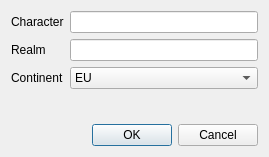
tharibo/armoryretriever, file ArmoryOptionDialog.ui: the form before one commit.
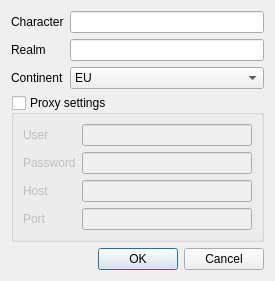
The form after the commit.

Commit message: Added proxy settings

```diff
--- a/ArmoryOptionDialog.ui
+++ b/ArmoryOptionDialog.ui
@@ -5,14 +5,14 @@
    <rect>
     <x>0</x>
     <y>0</y>
-    <width>269</width>
-    <height>157</height>
+    <width>275</width>
+    <height>265</height>
    </rect>
   </property>
   <property name="windowTitle" >
    <string>Dialog</string>
   </property>
-  <layout class="QGridLayout" name="gridLayout" >
+  <layout class="QGridLayout" name="gridLayout_2" >
    <item row="0" column="0" >
     <widget class="QLabel" name="label" >
      <property name="text" >
@@ -54,7 +54,69 @@
      </item>
     </widget>
    </item>
-   <item row="3" column="0" >
+   <item row="3" column="0" colspan="2" >
+    <widget class="QGroupBox" name="mProxySettings" >
+     <property name="enabled" >
+      <bool>true</bool>
+     </property>
+     <property name="title" >
+      <string>Proxy settings</string>
+     </property>
+     <property name="checkable" >
+      <bool>true</bool>
+     </property>
+     <property name="checked" >
+      <bool>false</bool>
+     </property>
+     <layout class="QGridLayout" name="gridLayout" >
+      <item row="0" column="0" >
+       <widget class="QLabel" name="label_5" >
+        <property name="text" >
+         <string>User</string>
+        </property>
+       </widget>
+      </item>
+      <item row="0" column="1" >
+       <widget class="QLineEdit" name="mProxyUser" />
+      </item>
+      <item row="1" column="0" >
+       <widget class="QLabel" name="label_6" >
+        <property name="text" >
+         <string>Password</string>
+        </property>
+       </widget>
+      </item>
+      <item row="1" column="1" >
+       <widget class="QLineEdit" name="mProxyPassword" >
+        <property name="echoMode" >
+         <enum>QLineEdit::Password</enum>
+        </property>
+       </widget>
+      </item>
+      <item row="2" column="0" >
+       <widget class="QLabel" name="label_4" >
+        <property name="text" >
+         <string>Host</string>
+        </property>
+       </widget>
+      </item>
+      <item row="2" column="1" >
+       <widget class="QLineEdit" name="mProxyHost" />
+      </item>
+      <item row="3" column="0" >
+       <widget class="QLabel" name="label_7" >
+        <property name="text" >
+         <string>Port</string>
+        </property>
+       </widget>
+      </item>
+      <item row="3" column="1" >
+       <widget class="QLineEdit" name="mProxyPort" />
+      </item>
+     </layout>
+    </widget>
+   </item>
+   <item row="4" column="0" >
     <spacer name="verticalSpacer" >
      <property name="orientation" >
       <enum>Qt::Vertical</enum>
@@ -67,7 +129,7 @@
      </property>
     </spacer>
    </item>
-   <item row="4" column="0" colspan="2" >
+   <item row="5" column="0" colspan="2" >
     <widget class="QDialogButtonBox" name="buttonBox" >
      <property name="orientation" >
       <enum>Qt::Horizontal</enum>
```
Left out of the diff: 10 changed lines with no effect on the pictures. The commit also changes 1 other file.
